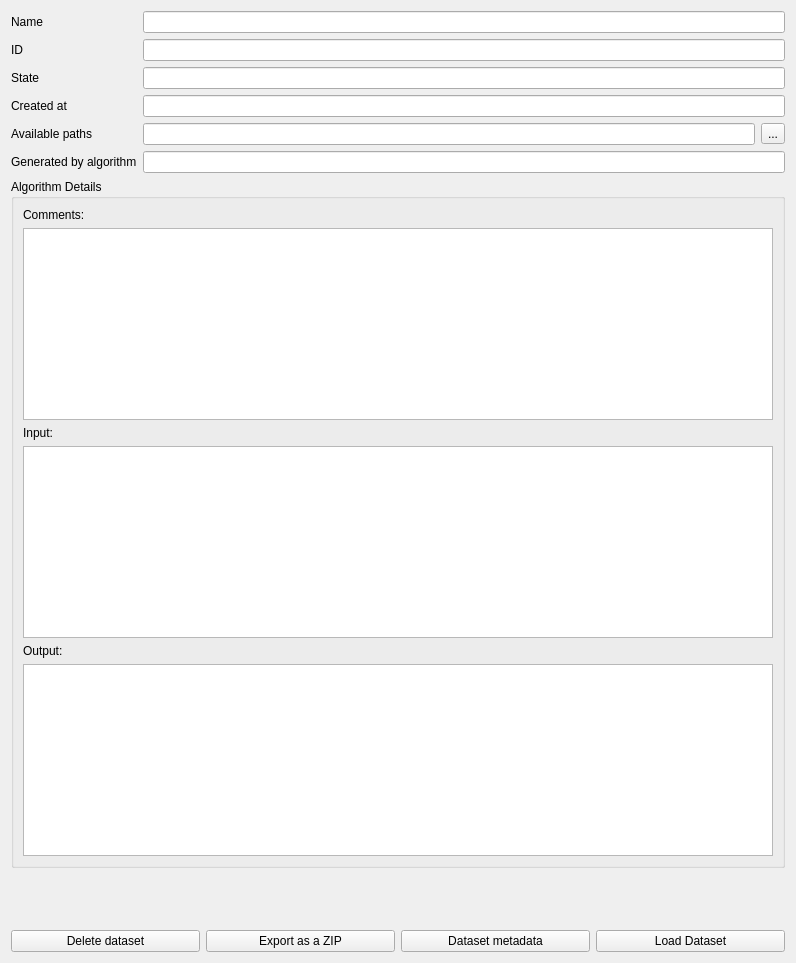
First picture: the form in LDMP/gui/WidgetDatasetItemDetails.ui, repository ConservationInternational/trends.earth, before the edit.
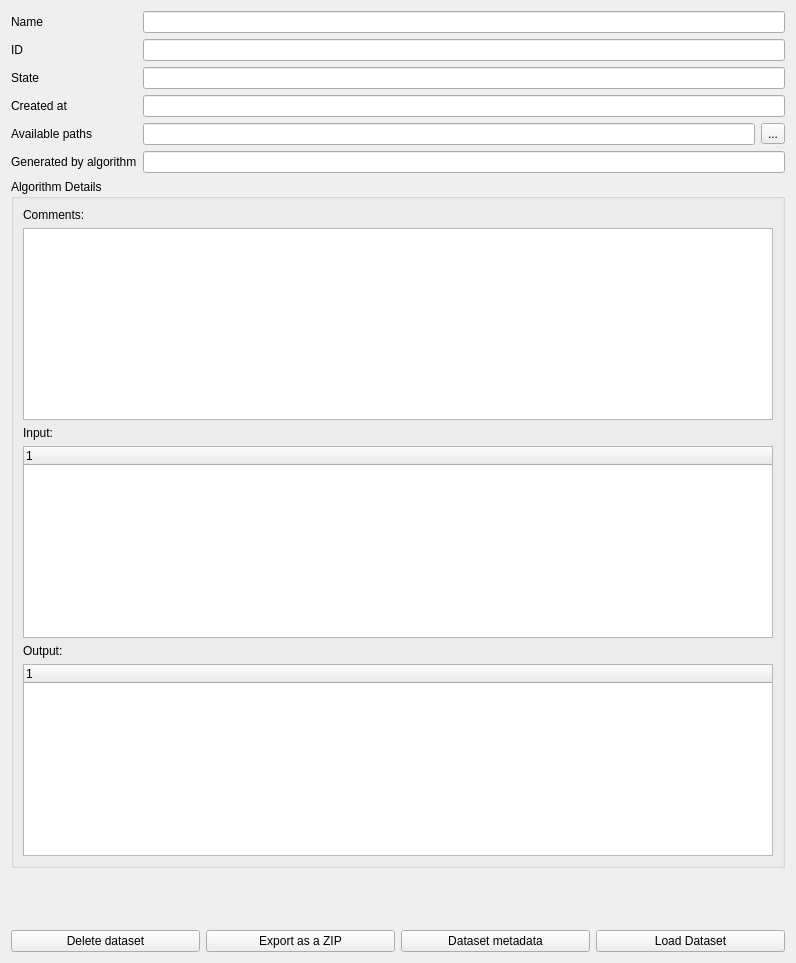
Second picture: the form after the edit. Icons and pictures are not drawn. Custom widgets are drawn as their Qt base class.

Commit message: Add json viewer to input/output of dataset details

```diff
--- a/LDMP/gui/WidgetDatasetItemDetails.ui
+++ b/LDMP/gui/WidgetDatasetItemDetails.ui
@@ -178,7 +178,7 @@
        </widget>
       </item>
       <item>
-       <widget class="QTextBrowser" name="input">
+       <widget class="JsonViewerWidget" name="input">
         <property name="minimumSize">
          <size>
           <width>400</width>
@@ -201,7 +201,7 @@
        </widget>
       </item>
       <item>
-       <widget class="QTextBrowser" name="output">
+       <widget class="JsonViewerWidget" name="output">
         <property name="minimumSize">
          <size>
           <width>400</width>
@@ -281,6 +281,11 @@
    <header>qgscollapsiblegroupbox.h</header>
    <container>1</container>
   </customwidget>
+  <customwidget>
+   <class>JsonViewerWidget</class>
+   <extends>QTreeWidget</extends>
+   <header>LDMP.json_viewer</header>
+  </customwidget>
  </customwidgets>
  <resources/>
  <connections/>
```
Left out of the diff: 6 changed lines with no effect on the pictures. The commit also changes 2 other files.
